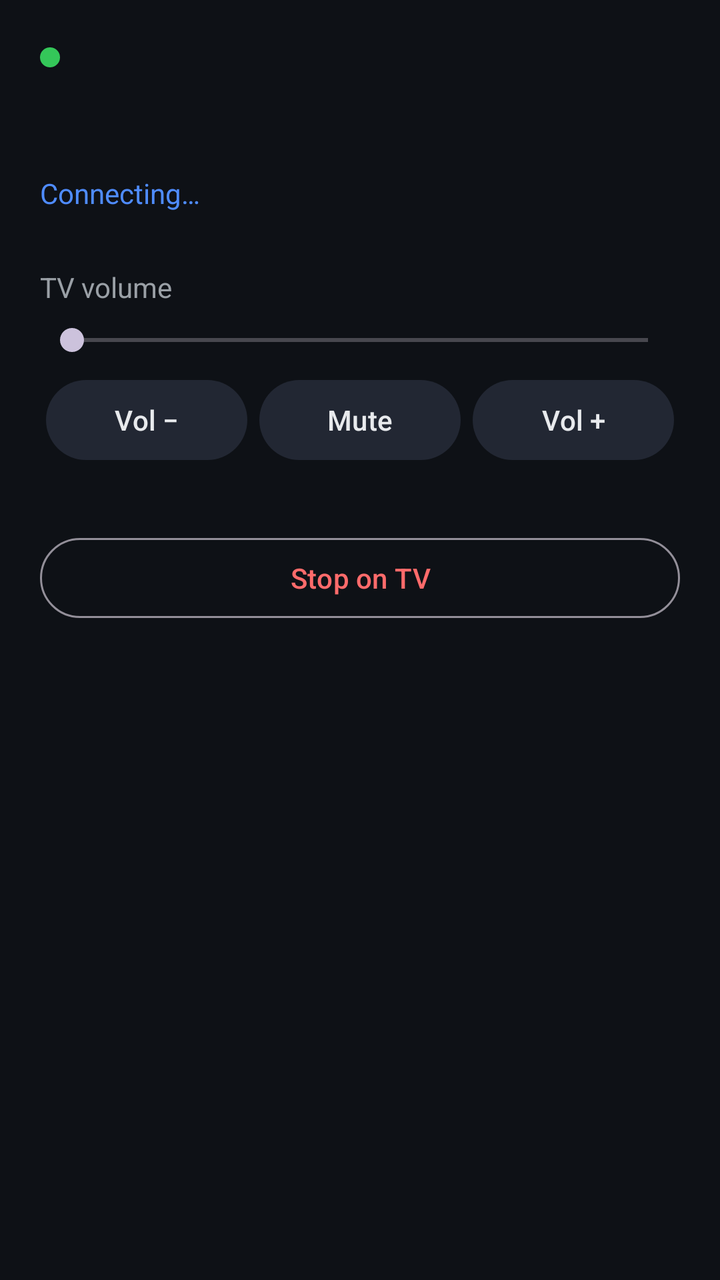
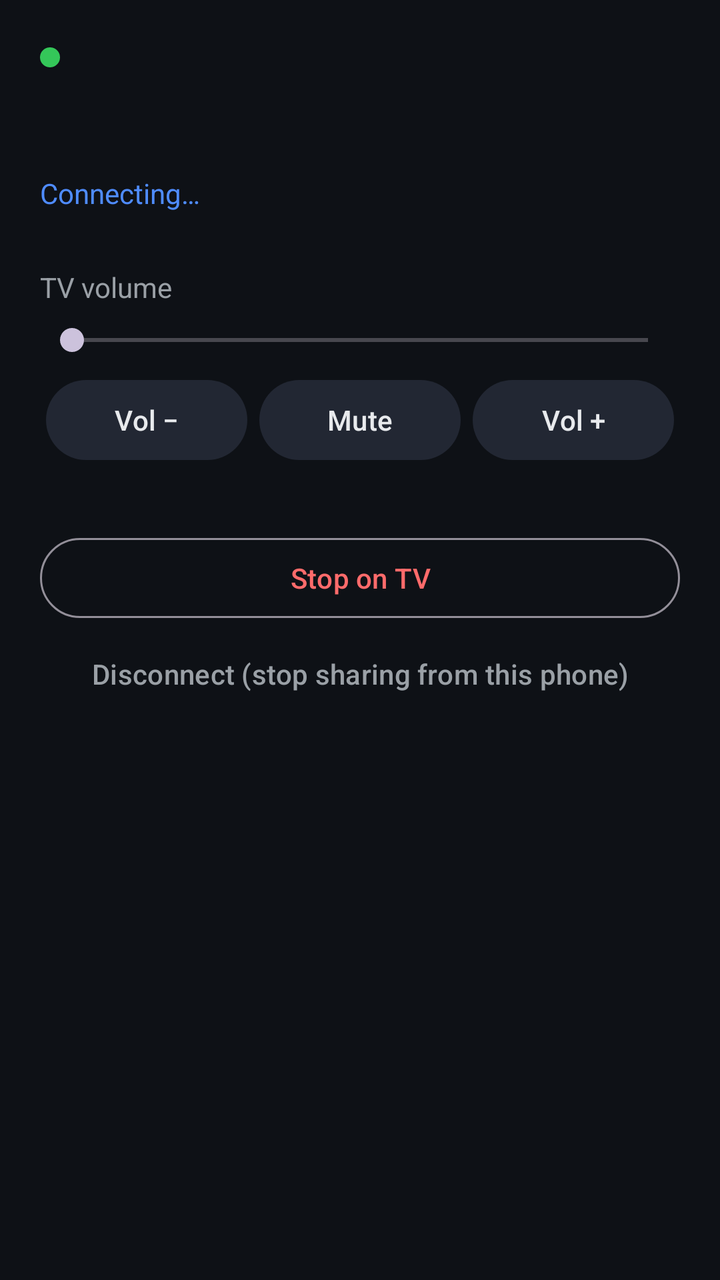

Screens rendered from an Android XML layout before and after an edit, with the pre-edit source and the edit as a unified diff.
<!-- AndroidManifest.xml: application theme AppTheme -->
<!-- res/layout/activity_remote.xml -->
<?xml version="1.0" encoding="utf-8"?>
<ScrollView xmlns:android="http://schemas.android.com/apk/res/android"
    xmlns:app="http://schemas.android.com/apk/res-auto"
    android:layout_width="match_parent"
    android:layout_height="match_parent"
    android:fitsSystemWindows="true">

    <LinearLayout
        android:layout_width="match_parent"
        android:layout_height="wrap_content"
        android:orientation="vertical"
        android:padding="20dp">

        <TextView
            android:id="@+id/tvName"
            android:layout_width="match_parent"
            android:layout_height="wrap_content"
            android:drawableStart="@drawable/dot_on"
            android:drawablePadding="8dp"
            android:gravity="center_vertical"
            android:textColor="@color/text2"
            android:textSize="13sp" />

        <TextView
            android:id="@+id/title"
            android:layout_width="match_parent"
            android:layout_height="wrap_content"
            android:layout_marginTop="16dp"
            android:maxLines="3"
            android:ellipsize="end"
            android:textColor="@color/text"
            android:textSize="22sp"
            android:textStyle="bold" />

        <TextView
            android:id="@+id/state"
            android:layout_width="match_parent"
            android:layout_height="wrap_content"
            android:layout_marginTop="4dp"
            android:textColor="@color/accent"
            android:text="Connecting…" />

        <LinearLayout
            android:id="@+id/videoPanel"
            android:layout_width="match_parent"
            android:layout_height="wrap_content"
            android:layout_marginTop="24dp"
            android:orientation="vertical"
            android:visibility="gone">

            <SeekBar
                android:id="@+id/seek"
                android:layout_width="match_parent"
                android:layout_height="wrap_content" />

            <TextView
                android:id="@+id/time"
                android:layout_width="match_parent"
                android:layout_height="wrap_content"
                android:gravity="end"
                android:paddingEnd="16dp"
                android:textColor="@color/text2" />

            <LinearLayout
                android:layout_width="match_parent"
                android:layout_height="wrap_content"
                android:layout_marginTop="16dp"
                android:gravity="center"
                android:orientation="horizontal">

                <Button android:id="@+id/btnRew60" style="@style/Widget.Material3.Button.TextButton"
                    android:layout_width="0dp" android:layout_height="wrap_content" android:layout_weight="1"
                    android:text="-1m" android:textColor="@color/text2" />
                <Button android:id="@+id/btnRew" style="@style/Widget.Material3.Button.TonalButton"
                    android:layout_width="0dp" android:layout_height="56dp" android:layout_weight="1"
                    android:layout_margin="4dp" android:text="-10s" />
                <com.google.android.material.button.MaterialButton android:id="@+id/btnPlay"
                    android:layout_width="76dp" android:layout_height="76dp"
                    android:layout_margin="6dp" android:insetTop="0dp" android:insetBottom="0dp"
                    android:padding="0dp"
                    app:cornerRadius="38dp" app:icon="@android:drawable/ic_media_pause"
                    app:iconGravity="textStart" app:iconPadding="0dp" app:iconSize="36dp" />
                <Button android:id="@+id/btnFwd" style="@style/Widget.Material3.Button.TonalButton"
                    android:layout_width="0dp" android:layout_height="56dp" android:layout_weight="1"
                    android:layout_margin="4dp" android:text="+10s" />
                <Button android:id="@+id/btnFwd60" style="@style/Widget.Material3.Button.TextButton"
                    android:layout_width="0dp" android:layout_height="wrap_content" android:layout_weight="1"
                    android:text="+1m" android:textColor="@color/text2" />
            </LinearLayout>

            <LinearLayout
                android:layout_width="match_parent"
                android:layout_height="wrap_content"
                android:layout_marginTop="8dp"
                android:orientation="horizontal">

                <Button android:id="@+id/btnAudio" style="@style/Widget.Material3.Button.TonalButton"
                    android:layout_width="0dp" android:layout_height="wrap_content" android:layout_weight="1"
                    android:layout_margin="3dp" android:text="Audio" />
                <Button android:id="@+id/btnSubs" style="@style/Widget.Material3.Button.TonalButton"
                    android:layout_width="0dp" android:layout_height="wrap_content" android:layout_weight="1"
                    android:layout_margin="3dp" android:text="Subtitles" />
            </LinearLayout>

            <LinearLayout
                android:layout_width="match_parent"
                android:layout_height="wrap_content"
                android:orientation="horizontal">

                <Button android:id="@+id/btnSpeed" style="@style/Widget.Material3.Button.TonalButton"
                    android:layout_width="0dp" android:layout_height="wrap_content" android:layout_weight="1"
                    android:layout_margin="3dp" android:text="Speed 1.0x" />
                <Button android:id="@+id/btnAspect" style="@style/Widget.Material3.Button.TonalButton"
                    android:layout_width="0dp" android:layout_height="wrap_content" android:layout_weight="1"
                    android:layout_margin="3dp" android:text="Screen: Fit" />
            </LinearLayout>

            <Button
                android:id="@+id/btnExternal"
                style="@style/Widget.Material3.Button.OutlinedButton"
                android:layout_width="match_parent"
                android:layout_height="wrap_content"
                android:layout_margin="3dp"
                android:text="Play in another TV player (VLC / MX)" />
        </LinearLayout>

        <LinearLayout
            android:id="@+id/imagePanel"
            android:layout_width="match_parent"
            android:layout_height="wrap_content"
            android:layout_marginTop="24dp"
            android:orientation="horizontal"
            android:visibility="gone">

            <Button android:id="@+id/btnPrev" style="@style/Widget.Material3.Button.OutlinedButton"
                android:layout_width="0dp" android:layout_height="wrap_content" android:layout_weight="1"
                android:layout_margin="3dp" android:text="◀ Prev" />
            <Button android:id="@+id/btnSlide"
                android:layout_width="0dp" android:layout_height="wrap_content" android:layout_weight="1.3"
                android:layout_margin="3dp" android:text="Slideshow" />
            <Button android:id="@+id/btnNext" style="@style/Widget.Material3.Button.OutlinedButton"
                android:layout_width="0dp" android:layout_height="wrap_content" android:layout_weight="1"
                android:layout_margin="3dp" android:text="Next ▶" />
        </LinearLayout>

        
        <LinearLayout
            android:id="@+id/viewPanel"
            android:layout_width="match_parent"
            android:layout_height="wrap_content"
            android:layout_marginTop="12dp"
            android:orientation="vertical"
            android:visibility="gone">

            <TextView
                android:id="@+id/viewState"
                android:layout_width="match_parent"
                android:layout_height="wrap_content"
                android:paddingStart="4dp"
                android:textColor="@color/text2"
                android:text="Rotate &amp; zoom" />

            <LinearLayout
                android:layout_width="match_parent"
                android:layout_height="wrap_content"
                android:orientation="horizontal">

                <Button android:id="@+id/btnRotL" style="@style/Widget.Material3.Button.TonalButton"
                    android:layout_width="0dp" android:layout_height="wrap_content" android:layout_weight="1"
                    android:layout_margin="3dp" android:text="⟲ 90°" />
                <Button android:id="@+id/btnRotR" style="@style/Widget.Material3.Button.TonalButton"
                    android:layout_width="0dp" android:layout_height="wrap_content" android:layout_weight="1"
                    android:layout_margin="3dp" android:text="⟳ 90°" />
                <Button android:id="@+id/btnZoomOut" style="@style/Widget.Material3.Button.TonalButton"
                    android:layout_width="0dp" android:layout_height="wrap_content" android:layout_weight="1"
                    android:layout_margin="3dp" android:text="Zoom −" />
                <Button android:id="@+id/btnZoomIn" style="@style/Widget.Material3.Button.TonalButton"
                    android:layout_width="0dp" android:layout_height="wrap_content" android:layout_weight="1"
                    android:layout_margin="3dp" android:text="Zoom +" />
            </LinearLayout>

            <LinearLayout
                android:id="@+id/panRow"
                android:layout_width="match_parent"
                android:layout_height="wrap_content"
                android:orientation="horizontal">

                <Button android:id="@+id/btnPanL" style="@style/Widget.Material3.Button.OutlinedButton"
                    android:layout_width="0dp" android:layout_height="wrap_content" android:layout_weight="1"
                    android:layout_margin="3dp" android:text="◀" />
                <Button android:id="@+id/btnPanU" style="@style/Widget.Material3.Button.OutlinedButton"
                    android:layout_width="0dp" android:layout_height="wrap_content" android:layout_weight="1"
                    android:layout_margin="3dp" android:text="▲" />
                <Button android:id="@+id/btnPanD" style="@style/Widget.Material3.Button.OutlinedButton"
                    android:layout_width="0dp" android:layout_height="wrap_content" android:layout_weight="1"
                    android:layout_margin="3dp" android:text="▼" />
                <Button android:id="@+id/btnPanR" style="@style/Widget.Material3.Button.OutlinedButton"
                    android:layout_width="0dp" android:layout_height="wrap_content" android:layout_weight="1"
                    android:layout_margin="3dp" android:text="▶" />
            </LinearLayout>

            <Button android:id="@+id/btnResetView" style="@style/Widget.Material3.Button.TextButton"
                android:layout_width="match_parent" android:layout_height="wrap_content"
                android:text="Reset rotation &amp; zoom" />
        </LinearLayout>

        <TextView
            android:layout_width="match_parent"
            android:layout_height="wrap_content"
            android:layout_marginTop="28dp"
            android:textColor="@color/text2"
            android:text="TV volume" />

        <SeekBar
            android:id="@+id/volSeek"
            android:layout_width="match_parent"
            android:layout_height="wrap_content"
            android:layout_marginTop="8dp"
            android:max="15" />

        <LinearLayout
            android:layout_width="match_parent"
            android:layout_height="wrap_content"
            android:layout_marginTop="4dp"
            android:orientation="horizontal">

            <Button android:id="@+id/btnVolDown" style="@style/Widget.Material3.Button.TonalButton"
                android:layout_width="0dp" android:layout_height="wrap_content" android:layout_weight="1"
                android:layout_margin="3dp" android:text="Vol −" />
            <Button android:id="@+id/btnMute" style="@style/Widget.Material3.Button.TonalButton"
                android:layout_width="0dp" android:layout_height="wrap_content" android:layout_weight="1"
                android:layout_margin="3dp" android:text="Mute" />
            <Button android:id="@+id/btnVolUp" style="@style/Widget.Material3.Button.TonalButton"
                android:layout_width="0dp" android:layout_height="wrap_content" android:layout_weight="1"
                android:layout_margin="3dp" android:text="Vol +" />
        </LinearLayout>

        <Button
            android:id="@+id/btnStop"
            style="@style/Widget.Material3.Button.OutlinedButton"
            android:layout_width="match_parent"
            android:layout_height="wrap_content"
            android:layout_marginTop="28dp"
            android:textColor="#FF6B6B"
            android:text="Stop on TV" />
    </LinearLayout>
</ScrollView>
<!-- resources referenced by this layout -->
<resources>
  <color name="accent">#4F8CFF</color>
  <color name="text">#E8EAED</color>
  <color name="text2">#9AA0A6</color>
  <!-- drawable dot_on (drawable) -->
  <shape xmlns:android="http://schemas.android.com/apk/res/android" android:shape="oval">
      <size android:width="10dp" android:height="10dp" />
      <solid android:color="#34C759" />
  </shape>
  <style name="AppTheme" parent="Theme.Material3.Dark.NoActionBar">
          <item name="colorPrimary">@color/accent</item>
          <item name="colorOnPrimary">#FFFFFF</item>
          <item name="colorSecondaryContainer">@color/surface2</item>
          <item name="colorOnSecondaryContainer">@color/text</item>
          <item name="colorSurface">@color/surface</item>
          <item name="colorOnSurface">@color/text</item>
          <item name="colorSurfaceContainerHigh">@color/surface</item>
          <item name="android:colorBackground">@color/bg</item>
          <item name="android:windowBackground">@color/bg</item>
          <item name="android:statusBarColor">@color/bg</item>
          <item name="android:navigationBarColor">@color/bg</item>
      </style>
  <color name="surface2">#222733</color>
  <color name="surface">#181C24</color>
  <color name="bg">#0E1116</color>
</resources>

<!-- the commit's change to res/layout/activity_remote.xml (unified diff, before → after) -->
@@ -115,6 +115,34 @@
                     android:layout_margin="3dp" android:text="Screen: Fit" />
             </LinearLayout>
 
+            <LinearLayout
+                android:id="@+id/queueRow"
+                android:layout_width="match_parent"
+                android:layout_height="wrap_content"
+                android:orientation="horizontal"
+                android:visibility="gone">
+
+                <Button android:id="@+id/btnPrevVideo" style="@style/Widget.Material3.Button.OutlinedButton"
+                    android:layout_width="0dp" android:layout_height="wrap_content" android:layout_weight="1"
+                    android:layout_margin="3dp" android:text="⏮ Previous" />
+                <Button android:id="@+id/btnNextVideo" style="@style/Widget.Material3.Button.OutlinedButton"
+                    android:layout_width="0dp" android:layout_height="wrap_content" android:layout_weight="1"
+                    android:layout_margin="3dp" android:text="Next ⏭" />
+            </LinearLayout>
+
+            <LinearLayout
+                android:layout_width="match_parent"
+                android:layout_height="wrap_content"
+                android:orientation="horizontal">
+
+                <Button android:id="@+id/btnPicMode" style="@style/Widget.Material3.Button.TonalButton"
+                    android:layout_width="0dp" android:layout_height="wrap_content" android:layout_weight="1"
+                    android:layout_margin="3dp" android:text="Picture: Standard" />
+                <Button android:id="@+id/btnSoundMode" style="@style/Widget.Material3.Button.TonalButton"
+                    android:layout_width="0dp" android:layout_height="wrap_content" android:layout_weight="1"
+                    android:layout_margin="3dp" android:text="Sound: Standard" />
+            </LinearLayout>
+
             <Button
                 android:id="@+id/btnExternal"
                 style="@style/Widget.Material3.Button.OutlinedButton"
@@ -243,5 +271,13 @@
             android:layout_marginTop="28dp"
             android:textColor="#FF6B6B"
             android:text="Stop on TV" />
+
+        <Button
+            android:id="@+id/btnDisconnect"
+            style="@style/Widget.Material3.Button.TextButton"
+            android:layout_width="match_parent"
+            android:layout_height="wrap_content"
+            android:textColor="@color/text2"
+            android:text="Disconnect (stop sharing from this phone)" />
     </LinearLayout>
 </ScrollView>
